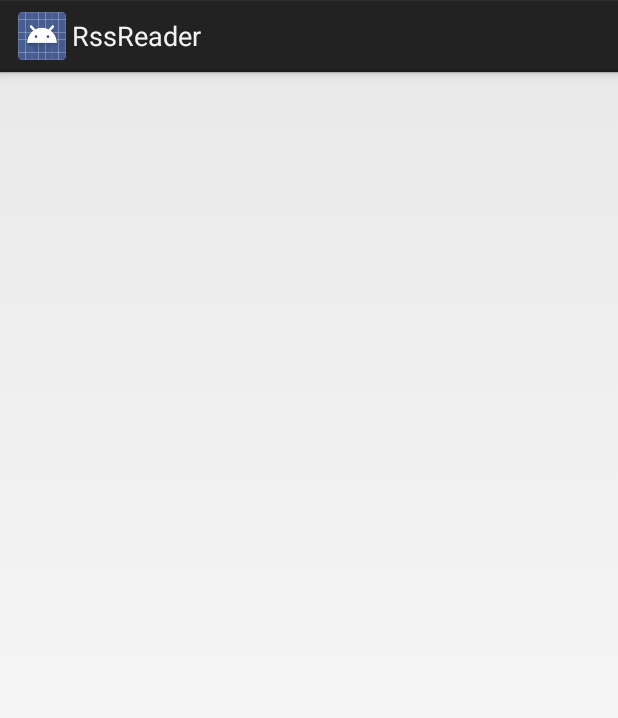
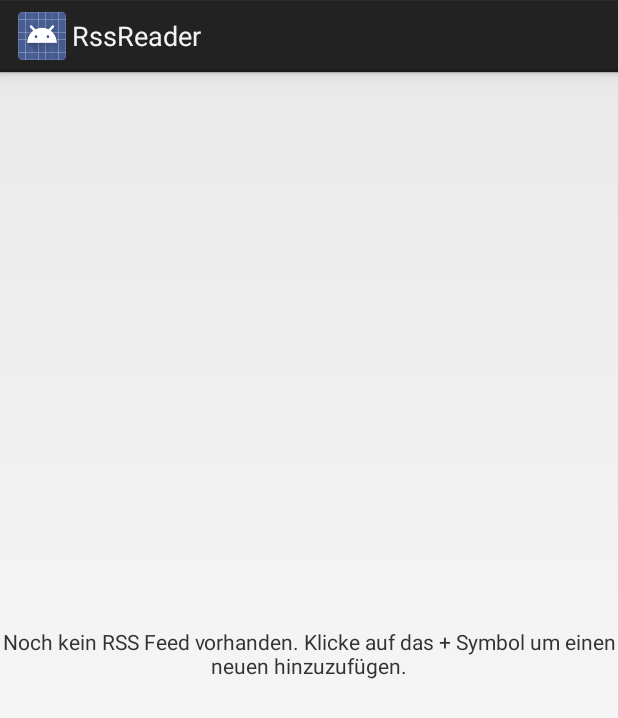
Before and after one commit to buffaloluk7/RssReader, an Android app: the layout fragment_rssfeed_grid.xml on its own in the app's theme, with its tools: preview values and no code run, on a phone screen of 412 x 824 dp. Shown: the top 718 px of the screen. Run offline under Robolectric (Android 15) with nearby library versions, the phone set to English and light mode, and no system bars.

```diff
--- a/app/src/main/java/cc/lukas/rssreader/MainActivity.java
+++ b/app/src/main/java/cc/lukas/rssreader/MainActivity.java
@@ -33,7 +33,7 @@ public class MainActivity extends Activity {
             int rssFeedId = intent.getIntExtra("rssfeed-id", 0);
 
             getFragmentManager().beginTransaction()
-                    .replace(R.id.container, RssItemListFragment.newInstance(1))
+                    .replace(R.id.container, RssItemListFragment.newInstance(rssFeedId))
                     .commit();
         }
     };
--- a/app/src/main/java/cc/lukas/rssreader/RssItemListFragment.java
+++ b/app/src/main/java/cc/lukas/rssreader/RssItemListFragment.java
@@ -42,7 +42,7 @@ public class RssItemListFragment extends ListFragment {
         rssItem.setTitle("test-titel");
         rssItem.setLink("http://test.com");
 
-        List<RssItem> rssItems = new ArrayList<RssItem>(3);
+        List<RssItem> rssItems = new ArrayList<RssItem>(1);
         rssItems.add(rssItem);
 
         setListAdapter(new ArrayAdapter<RssItem>(getActivity(),
--- a/app/src/main/res/layout/fragment_rssfeed_grid.xml
+++ b/app/src/main/res/layout/fragment_rssfeed_grid.xml
@@ -15,6 +15,7 @@
         android:id="@android:id/empty"
         android:layout_width="match_parent"
         android:layout_height="match_parent"
-        android:gravity="center" />
+        android:gravity="center"
+        android:text="@string/rssfeed_empty" />
 
 </FrameLayout>
--- a/app/src/main/res/layout/fragment_rssfeed_list.xml
+++ b/app/src/main/res/layout/fragment_rssfeed_list.xml
@@ -14,6 +14,7 @@
         android:id="@android:id/empty"
         android:layout_width="match_parent"
         android:layout_height="match_parent"
-        android:gravity="center" />
+        android:gravity="center"
+        android:text="@string/rssfeed_empty"/>
 
 </FrameLayout>
--- a/app/src/main/res/values/strings.xml
+++ b/app/src/main/res/values/strings.xml
@@ -4,5 +4,6 @@
     <string name="app_name">RssReader</string>
     <string name="hello_world">Hello world!</string>
     <string name="action_new">New</string>
+    <string name="rssfeed_empty">Noch kein RSS Feed vorhanden. Klicke auf das + Symbol um einen neuen hinzuzufügen.</string>
 
 </resources>
```
Also changed, not shown: app/src/main/java/cc/lukas/rssreader/RssFeedListFragment.java (+12 -8 lines).
